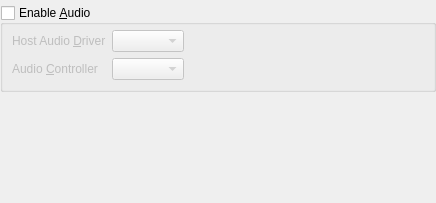
This is vbox/src/VBox/Frontends/VirtualBox4/ui/VBoxVMSettingsAudio.ui in jljuxgm/vboxgit as Qt 5 draws it before an edit. The edited form follows.
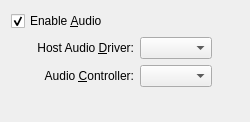
This is the edited form.

Commit message:
commit_10686 ------------------------------------------------------------------------ r10686 | vboxsync | 2008-07-16 17:06:56 +0800 (Wed, 16 Jul 2008) | 2 lines
FE/Qt4: VM Audio settings face lift.

------------------------------------------------------------------------

Patch:
```diff
--- a/vbox/src/VBox/Frontends/VirtualBox4/ui/VBoxVMSettingsAudio.ui
+++ b/vbox/src/VBox/Frontends/VirtualBox4/ui/VBoxVMSettingsAudio.ui
@@ -22,57 +22,62 @@
    <rect>
     <x>0</x>
     <y>0</y>
-    <width>436</width>
-    <height>203</height>
+    <width>250</width>
+    <height>122</height>
    </rect>
   </property>
-  <layout class="QVBoxLayout" >
-   <property name="leftMargin" >
-    <number>0</number>
-   </property>
-   <property name="topMargin" >
-    <number>5</number>
-   </property>
-   <property name="rightMargin" >
-    <number>0</number>
-   </property>
-   <property name="bottomMargin" >
-    <number>5</number>
-   </property>
-   <item>
-    <widget class="QGroupBox" name="mGbAudio" >
-     <property name="sizePolicy" >
-      <sizepolicy vsizetype="Fixed" hsizetype="Expanding" >
-       <horstretch>0</horstretch>
-       <verstretch>0</verstretch>
-      </sizepolicy>
-     </property>
+  <layout class="QGridLayout" >
+   <item row="0" column="0" colspan="2" >
+    <widget class="QCheckBox" name="mGbAudio" >
      <property name="whatsThis" >
       <string>When checked, the virtual PCI audio card is plugged into the virtual machine that uses the specified driver to communicate to the host audio card.</string>
      </property>
-     <property name="title" >
+     <property name="text" >
       <string>Enable &amp;Audio</string>
      </property>
-     <property name="checkable" >
-      <bool>true</bool>
-     </property>
      <property name="checked" >
-      <bool>false</bool>
+      <bool>true</bool>
      </property>
+    </widget>
+   </item>
+   <item row="1" column="0" >
+    <spacer>
+     <property name="orientation" >
+      <enum>Qt::Horizontal</enum>
+     </property>
+     <property name="sizeType" >
+      <enum>QSizePolicy::Fixed</enum>
+     </property>
+     <property name="sizeHint" >
+      <size>
+       <width>20</width>
+       <height>20</height>
+      </size>
+     </property>
+    </spacer>
+   </item>
+   <item row="1" column="1" >
+    <widget class="QWidget" native="1" name="mAudioChild" >
      <layout class="QGridLayout" >
+      <property name="leftMargin" >
+       <number>0</number>
+      </property>
       <property name="topMargin" >
-       <number>5</number>
+       <number>0</number>
+      </property>
+      <property name="rightMargin" >
+       <number>0</number>
+      </property>
+      <property name="bottomMargin" >
+       <number>0</number>
       </property>
       <item row="0" column="0" >
        <widget class="QLabel" name="mLbAudioDriver" >
-        <property name="sizePolicy" >
-         <sizepolicy vsizetype="Fixed" hsizetype="Minimum" >
-          <horstretch>0</horstretch>
-          <verstretch>0</verstretch>
-         </sizepolicy>
-        </property>
         <property name="text" >
-         <string>Host Audio &amp;Driver</string>
+         <string>Host Audio &amp;Driver:</string>
+        </property>
+        <property name="alignment" >
+         <set>Qt::AlignRight|Qt::AlignTrailing|Qt::AlignVCenter</set>
         </property>
         <property name="buddy" >
          <cstring>mCbAudioDriver</cstring>
@@ -86,29 +91,13 @@
         </property>
        </widget>
       </item>
-      <item row="0" column="2" >
-       <spacer>
-        <property name="orientation" >
-         <enum>Qt::Horizontal</enum>
-        </property>
-        <property name="sizeHint" >
-         <size>
-          <width>0</width>
-          <height>10</height>
-         </size>
-        </property>
-       </spacer>
-      </item>
       <item row="1" column="0" >
        <widget class="QLabel" name="mLbAudioController" >
-        <property name="sizePolicy" >
-         <sizepolicy vsizetype="Fixed" hsizetype="Minimum" >
-          <horstretch>0</horstretch>
-          <verstretch>0</verstretch>
-         </sizepolicy>
-        </property>
         <property name="text" >
-         <string>Audio &amp;Controller</string>
+         <string>Audio &amp;Controller:</string>
+        </property>
+        <property name="alignment" >
+         <set>Qt::AlignRight|Qt::AlignTrailing|Qt::AlignVCenter</set>
         </property>
         <property name="buddy" >
          <cstring>mCbAudioController</cstring>
@@ -122,23 +111,23 @@
         </property>
        </widget>
       </item>
-      <item row="1" column="2" >
-       <spacer>
-        <property name="orientation" >
-         <enum>Qt::Horizontal</enum>
-        </property>
-        <property name="sizeHint" >
-         <size>
-          <width>0</width>
-          <height>10</height>
-         </size>
-        </property>
-       </spacer>
-      </item>
      </layout>
     </widget>
    </item>
-   <item>
+   <item row="1" column="2" >
+    <spacer>
+     <property name="orientation" >
+      <enum>Qt::Horizontal</enum>
+     </property>
+     <property name="sizeHint" >
+      <size>
+       <width>40</width>
+       <height>20</height>
+      </size>
+     </property>
+    </spacer>
+   </item>
+   <item row="2" column="1" >
     <spacer>
      <property name="orientation" >
       <enum>Qt::Vertical</enum>
@@ -146,7 +135,7 @@
      <property name="sizeHint" >
       <size>
        <width>20</width>
-       <height>0</height>
+       <height>40</height>
       </size>
      </property>
     </spacer>
```
The commit also changes 1 other file.
